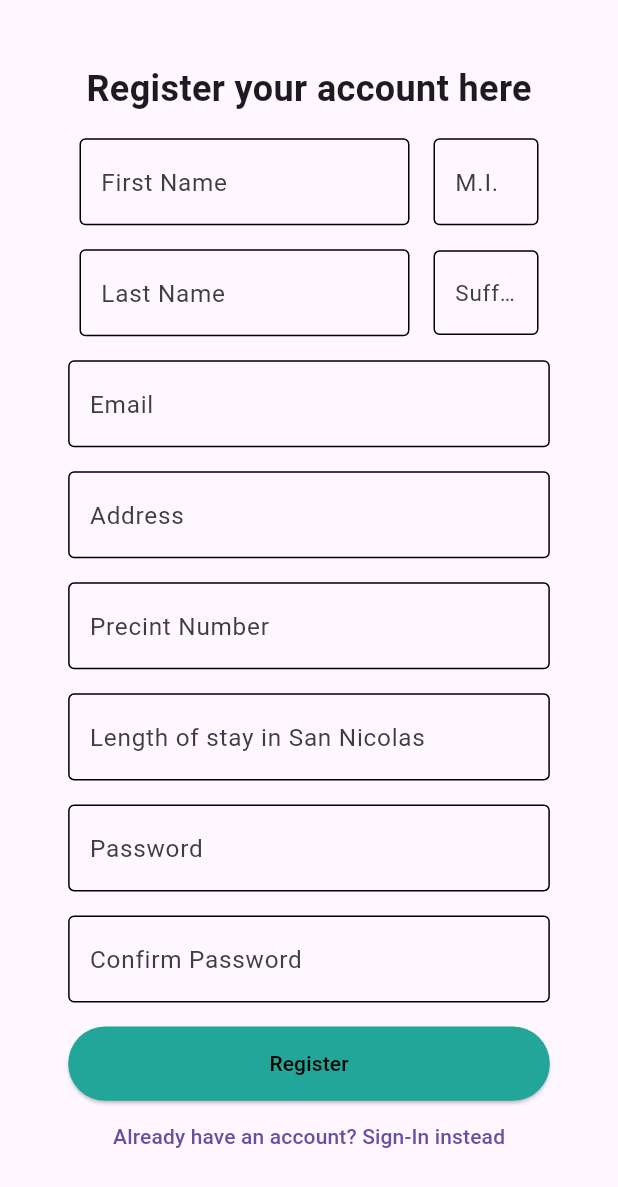
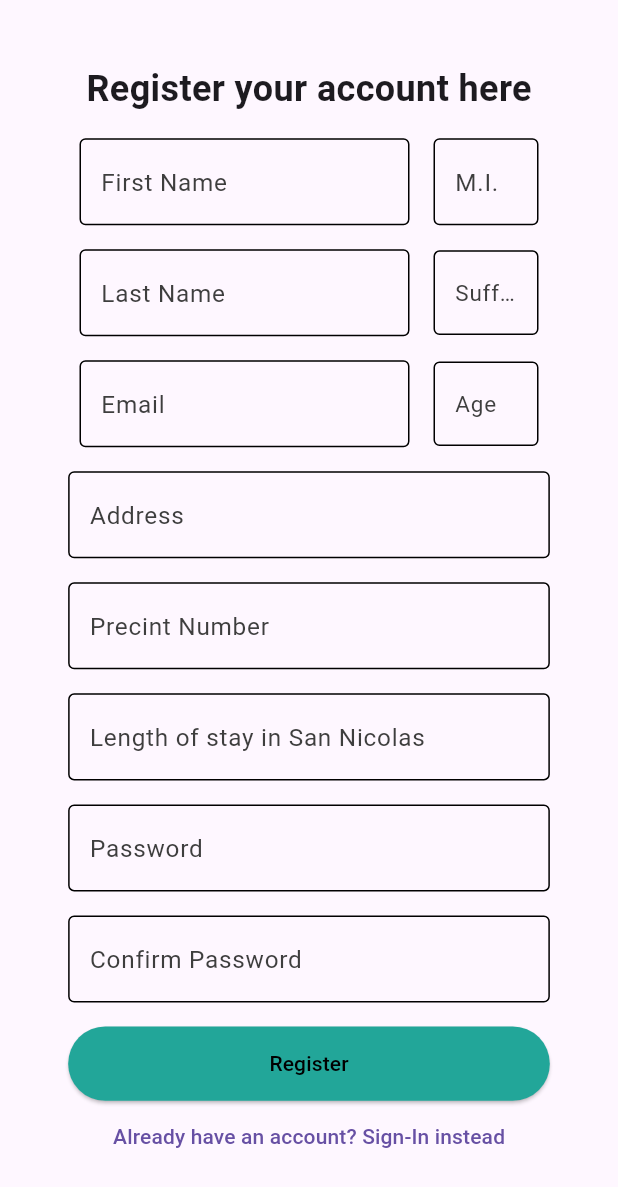
Before and after one commit to glen0821/barangay_repository_app-main, a Flutter app: the screen it shows after launch, after a tap on "Don't have an account? Register here", on a phone screen of 412 x 824 dp. Shown: the top 1187 px of the screen. Run offline on Flutter 3.47's test engine with Material 3 defaults, Android fonts, the light colour scheme and no system bars; our stand-ins replace animated_notch_bottom_bar, cloud_firestore, firebase_auth, firebase_core, flutter_secure_storage, local_auth and 4 more; missing offline and left inert: flutter_paypal; accounts and stored records are empty; network calls fail.

Commit message:
Added age text field on register page

```diff
--- a/lib/firebase_query.dart
+++ b/lib/firebase_query.dart
@@ -106,10 +106,10 @@ class FirebaseQuery {
   }
 
   Future<void> updateProfile(String name, String lengthOfStay,
-      String precintNumber, String address, User? user) async {
+      String precintNumber, String address, User? user, String age) async {
     await user?.updateDisplayName(name);
     await updateUserOtherCredentials(
-        name, lengthOfStay, precintNumber, address, user!.uid.toString());
+        name, lengthOfStay, precintNumber, address, user!.uid.toString(), age);
   }
 
   //---------------------------- FIRESTORE QUERIES ------------------------------------//
@@ -128,6 +128,7 @@ class FirebaseQuery {
     String address,
     String fullName,
     String? docId,
+    String age
   ) async {
     FirebaseFirestore firestoreDB = FirebaseFirestore.instance;
     bool returnFlag = false;
@@ -139,6 +140,7 @@ class FirebaseQuery {
       "lengthOfStay": length_of_stay,
       "completeAddress": address,
       "createdAt": currentTime,
+      "age": age
     };
     firestoreDB
         .collection("votersList")
@@ -150,7 +152,7 @@ class FirebaseQuery {
   }
 
   Future<void> updateUserOtherCredentials(String name, String lengthOfStay,
-      String precintNumber, String address, String documentId) async {
+      String precintNumber, String address, String documentId, String age) async {
     FirebaseFirestore firestoreDB = FirebaseFirestore.instance;
     DateTime currentTime = DateTime.now();
 
@@ -159,7 +161,8 @@ class FirebaseQuery {
       "completeName": name,
       "lengthOfStay": lengthOfStay,
       "precintNumber": precintNumber,
-      "updatedAt": currentTime
+      "updatedAt": currentTime,
+      "age": age
     };
 
     final usersRef = firestoreDB.collection("votersList").doc(documentId);
@@ -281,6 +284,7 @@ class FirebaseQuery {
           "complaint": complaint,
           "address": data['completeAddress'],
           "createdAt": DateFormat("MMMM d, yyy 'at h:mm:ss a UTC+8").format(DateTime(currentTime.year, currentTime.month, currentTime.day, currentTime.hour, currentTime.minute, currentTime.second)),
+          "age": data['age']
         };
         firestoreDB
             .collection("Complaints")
--- a/lib/widgets/containers/auth/register/register.dart
+++ b/lib/widgets/containers/auth/register/register.dart
@@ -30,6 +30,7 @@ class _RegisterPageState extends State<RegisterPage> {
   TextEditingController emailController = TextEditingController();
   TextEditingController passwordController = TextEditingController();
   TextEditingController confirmPasswordController = TextEditingController();
+  TextEditingController ageController = TextEditingController();
   FirebaseAuth firebaseAuth = FirebaseAuth.instance;
   FirebaseQuery firebaseQuery = FirebaseQuery();
   bool isLoading = false;
@@ -52,6 +53,7 @@ class _RegisterPageState extends State<RegisterPage> {
     emailController.dispose();
     passwordController.dispose();
     confirmPasswordController.dispose();
+    ageController.dispose();
   }
 
   @override
@@ -128,9 +130,28 @@ class _RegisterPageState extends State<RegisterPage> {
                 SizedBox(
                   height: 16,
                 ),
-                CoreTextfield(
-                  labelText: 'Email',
-                  controller: emailController,
+                Row(
+                  mainAxisAlignment: MainAxisAlignment.center,
+                  children: [
+                    SizedBox(
+                      width: 220,
+                      child: CoreTextfield(
+                        labelText: 'Email',
+                        controller: emailController,
+                      ),
+                    ),
+                    SizedBox(
+                      width: 16,
+                    ),
+                    SizedBox(
+                      width: 70,
+                      child: CoreTextfield(
+                        fontSize: 15,
+                        labelText: 'Age',
+                        controller: ageController,
+                      ),
+                    )
+                  ],
                 ),
                 SizedBox(
                   height: 16,
@@ -187,6 +208,7 @@ class _RegisterPageState extends State<RegisterPage> {
                           ),
                           firebaseQuery,
                           context,
+                          ageController.text
                         );
 
                         registerFunctions.registerAcount().then((value) {
@@ -208,7 +230,8 @@ class _RegisterPageState extends State<RegisterPage> {
                                       lastNameController.text,
                                       suffixNameController.text
                                     ),
-                                    firebaseAuth.currentUser?.uid)
+                                    firebaseAuth.currentUser?.uid,
+                                    ageController.text)
                                 .then((credentialValue) {
                               if (credentialValue) {
                                 setState(() {
--- a/lib/widgets/containers/auth/register/register_functions.dart
+++ b/lib/widgets/containers/auth/register/register_functions.dart
@@ -11,14 +11,16 @@ class RegisterFunctions {
   FirebaseQuery? _firebaseQuery;
   BuildContext? _context;
   Widget? _navigator;
+  String? _age;
 
   RegisterFunctions(String email, String password, String fullName,
-      FirebaseQuery firebaseQuery, BuildContext context) {
+      FirebaseQuery firebaseQuery, BuildContext context, String age) {
     _email = email;
     _password = password;
     _fullName = fullName;
     _firebaseQuery = firebaseQuery;
     _context = context;
+    _age = age;
   }
   Future<bool> registerAcount() async {
     bool returnFlag = false;
--- a/lib/widgets/containers/pages/tabs/profile.dart
+++ b/lib/widgets/containers/pages/tabs/profile.dart
@@ -27,6 +27,7 @@ class _ProfilePageState extends State<ProfilePage> {
   final TextEditingController _lengthOfStayController = TextEditingController();
   final TextEditingController _precintNumberController =
       TextEditingController();
+  final TextEditingController _ageController = TextEditingController();
   // TextEditingController _bioController = TextEditingController();
   bool _isEditMode = false;
   bool? _isFingerprintOn = false;
@@ -38,6 +39,7 @@ class _ProfilePageState extends State<ProfilePage> {
     _addressController.dispose();
     _lengthOfStayController.dispose();
     _precintNumberController.dispose();
+    _ageController.dispose();
     // _bioController.dispose();
     super.dispose();
   }
@@ -56,6 +58,7 @@ class _ProfilePageState extends State<ProfilePage> {
           _addressController.text = value['completeAddress'];
           _lengthOfStayController.text = value['lengthOfStay'];
           _precintNumberController.text = value['precintNumber'];
+          _ageController.text = value['age'];
         });
       },
     );
@@ -111,6 +114,7 @@ class _ProfilePageState extends State<ProfilePage> {
                                   _lengthOfStayController.text;
                               String precintNumber =
                                   _precintNumberController.text;
+                              String age = _ageController.text;
                               if (name != '' ||
                                   email != '' ||
                                   address != '' ||
@@ -121,7 +125,7 @@ class _ProfilePageState extends State<ProfilePage> {
                                 });
 
                                 firebaseQuery.updateProfile(name, lengthOfStay,
-                                    precintNumber, address, _auth.currentUser);
+                                    precintNumber, address, _auth.currentUser, age);
                               } else {
                                 Alert(
                                     context: context,
@@ -232,6 +236,7 @@ class _ProfilePageState extends State<ProfilePage> {
                                       _lengthOfStayController.text;
                                   String precintNumber =
                                       _precintNumberController.text;
+                                  String age = _ageController.text;
                                   if (name != '' ||
                                       email != '' ||
                                       address != '' ||
@@ -246,7 +251,8 @@ class _ProfilePageState extends State<ProfilePage> {
                                         lengthOfStay,
                                         precintNumber,
                                         address,
-                                        _auth.currentUser);
+                                        _auth.currentUser,
+                                        age);
                                   } else {
                                     Alert(
                                         context: context,
```
